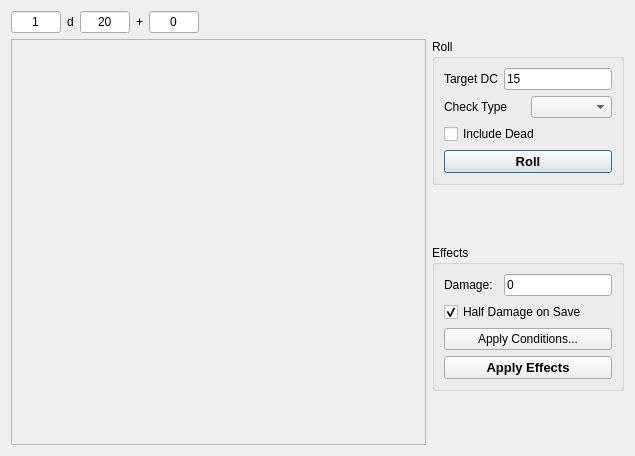
Above: DMHelper/src/dicerolldialogcombatants.ui from MMetze/DMHelper before the change. Below: the same form after it.
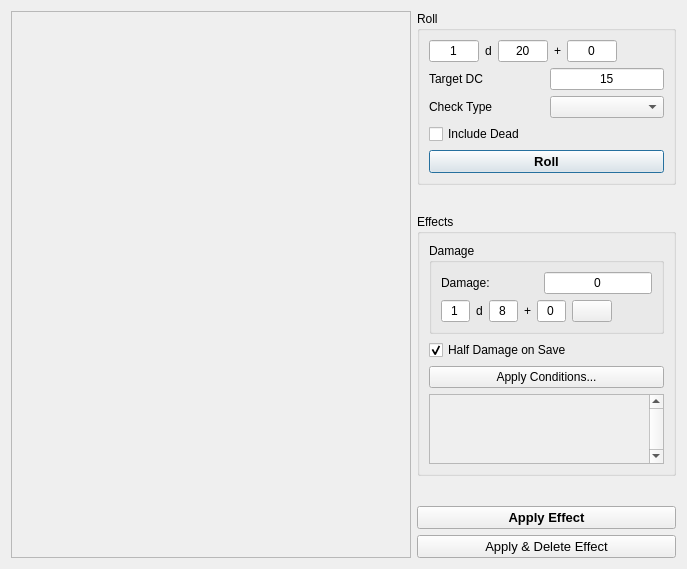
That is the form after the change. Icons and pictures are not drawn.

Commit message: Upgraded apply effect dialog and made spell conditions propagate

Patch:
```diff
--- a/DMHelper/src/dicerolldialogcombatants.ui
+++ b/DMHelper/src/dicerolldialogcombatants.ui
@@ -6,8 +6,8 @@
    <rect>
     <x>0</x>
     <y>0</y>
-    <width>635</width>
-    <height>456</height>
+    <width>687</width>
+    <height>569</height>
    </rect>
   </property>
   <property name="windowTitle">
@@ -16,118 +16,7 @@
   <property name="styleSheet">
    <string notr="true">background-image: url(:/img/data/parchment.jpg);</string>
   </property>
-  <layout class="QVBoxLayout" name="verticalLayout_4">
-   <item>
-    <layout class="QHBoxLayout" name="horizontalLayout">
-     <item>
-      <widget class="QLineEdit" name="editDiceCount">
-       <property name="sizePolicy">
-        <sizepolicy hsizetype="Preferred" vsizetype="Fixed">
-         <horstretch>0</horstretch>
-         <verstretch>0</verstretch>
-        </sizepolicy>
-       </property>
-       <property name="maximumSize">
-        <size>
-         <width>50</width>
-         <height>16777215</height>
-        </size>
-       </property>
-       <property name="toolTip">
-        <string>The number of dice to roll</string>
-       </property>
-       <property name="text">
-        <string>1</string>
-       </property>
-       <property name="alignment">
-        <set>Qt::AlignCenter</set>
-       </property>
-      </widget>
-     </item>
-     <item>
-      <widget class="QLabel" name="label_3">
-       <property name="text">
-        <string>d</string>
-       </property>
-      </widget>
-     </item>
-     <item>
-      <widget class="QLineEdit" name="editDiceType">
-       <property name="sizePolicy">
-        <sizepolicy hsizetype="Preferred" vsizetype="Fixed">
-         <horstretch>0</horstretch>
-         <verstretch>0</verstretch>
-        </sizepolicy>
-       </property>
-       <property name="maximumSize">
-        <size>
-         <width>50</width>
-         <height>16777215</height>
-        </size>
-       </property>
-       <property name="toolTip">
-        <string>The type of dice to roll</string>
-       </property>
-       <property name="text">
-        <string>20</string>
-       </property>
-       <property name="alignment">
-        <set>Qt::AlignCenter</set>
-       </property>
-      </widget>
-     </item>
-     <item>
-      <widget class="QLabel" name="label_2">
-       <property name="text">
-        <string>+</string>
-       </property>
-      </widget>
-     </item>
-     <item>
-      <widget class="QLineEdit" name="editBonus">
-       <property name="sizePolicy">
-        <sizepolicy hsizetype="Preferred" vsizetype="Fixed">
-         <horstretch>0</horstretch>
-         <verstretch>0</verstretch>
-        </sizepolicy>
-       </property>
-       <property name="maximumSize">
-        <size>
-         <width>50</width>
-         <height>16777215</height>
-        </size>
-       </property>
-       <property name="toolTip">
-        <string>The modifier for the roll</string>
-       </property>
-       <property name="text">
-        <string>0</string>
-       </property>
-       <property name="alignment">
-        <set>Qt::AlignCenter</set>
-       </property>
-      </widget>
-     </item>
-     <item>
-      <spacer name="horizontalSpacer">
-       <property name="orientation">
-        <enum>Qt::Horizontal</enum>
-       </property>
-       <property name="sizeType">
-        <enum>QSizePolicy::MinimumExpanding</enum>
-       </property>
-       <property name="sizeHint" stdset="0">
-        <size>
-         <width>40</width>
-         <height>20</height>
-        </size>
-       </property>
-      </spacer>
-     </item>
-    </layout>
-   </item>
-   <item>
-    <layout class="QHBoxLayout" name="horizontalLayout_5">
+  <layout class="QHBoxLayout" name="horizontalLayout_7">
      <item>
       <widget class="QScrollArea" name="scrollArea">
        <property name="minimumSize">
@@ -144,8 +33,8 @@
          <rect>
           <x>0</x>
           <y>0</y>
-          <width>432</width>
-          <height>404</height>
+        <width>398</width>
+        <height>549</height>
          </rect>
         </property>
        </widget>
@@ -159,6 +48,115 @@
           <string>Roll</string>
          </property>
          <layout class="QVBoxLayout" name="verticalLayout_2">
+        <item>
+         <layout class="QHBoxLayout" name="horizontalLayout">
+          <item>
+           <widget class="QLineEdit" name="edtDiceCount">
+            <property name="sizePolicy">
+             <sizepolicy hsizetype="Preferred" vsizetype="Fixed">
+              <horstretch>0</horstretch>
+              <verstretch>0</verstretch>
+             </sizepolicy>
+            </property>
+            <property name="maximumSize">
+             <size>
+              <width>50</width>
+              <height>16777215</height>
+             </size>
+            </property>
+            <property name="toolTip">
+             <string>The number of dice to roll</string>
+            </property>
+            <property name="text">
+             <string>1</string>
+            </property>
+            <property name="alignment">
+             <set>Qt::AlignCenter</set>
+            </property>
+           </widget>
+          </item>
+          <item>
+           <widget class="QLabel" name="label_3">
+            <property name="text">
+             <string>d</string>
+            </property>
+           </widget>
+          </item>
+          <item>
+           <widget class="QLineEdit" name="edtDiceType">
+            <property name="sizePolicy">
+             <sizepolicy hsizetype="Preferred" vsizetype="Fixed">
+              <horstretch>0</horstretch>
+              <verstretch>0</verstretch>
+             </sizepolicy>
+            </property>
+            <property name="maximumSize">
+             <size>
+              <width>50</width>
+              <height>16777215</height>
+             </size>
+            </property>
+            <property name="toolTip">
+             <string>The type of dice to roll</string>
+            </property>
+            <property name="text">
+             <string>20</string>
+            </property>
+            <property name="alignment">
+             <set>Qt::AlignCenter</set>
+            </property>
+           </widget>
+          </item>
+          <item>
+           <widget class="QLabel" name="label_2">
+            <property name="text">
+             <string>+</string>
+            </property>
+           </widget>
+          </item>
+          <item>
+           <widget class="QLineEdit" name="edtBonus">
+            <property name="sizePolicy">
+             <sizepolicy hsizetype="Preferred" vsizetype="Fixed">
+              <horstretch>0</horstretch>
+              <verstretch>0</verstretch>
+             </sizepolicy>
+            </property>
+            <property name="maximumSize">
+             <size>
+              <width>50</width>
+              <height>16777215</height>
+             </size>
+            </property>
+            <property name="toolTip">
+             <string>The modifier for the roll</string>
+            </property>
+            <property name="text">
+             <string>0</string>
+            </property>
+            <property name="alignment">
+             <set>Qt::AlignCenter</set>
+            </property>
+           </widget>
+          </item>
+          <item>
+           <spacer name="horizontalSpacer">
+            <property name="orientation">
+             <enum>Qt::Horizontal</enum>
+            </property>
+            <property name="sizeType">
+             <enum>QSizePolicy::MinimumExpanding</enum>
+            </property>
+            <property name="sizeHint" stdset="0">
+             <size>
+              <width>40</width>
+              <height>20</height>
+             </size>
+            </property>
+           </spacer>
+          </item>
+         </layout>
+        </item>
           <item>
            <layout class="QHBoxLayout" name="horizontalLayout_3">
             <item>
@@ -182,6 +180,9 @@
               <property name="text">
                <string>15</string>
               </property>
+            <property name="alignment">
+             <set>Qt::AlignCenter</set>
+            </property>
              </widget>
             </item>
            </layout>
@@ -219,7 +220,6 @@
             <property name="font">
              <font>
               <pointsize>10</pointsize>
-              <weight>75</weight>
               <bold>true</bold>
              </font>
             </property>
@@ -257,6 +257,12 @@
          </property>
          <layout class="QVBoxLayout" name="verticalLayout">
           <item>
+         <widget class="QGroupBox" name="groupBox_3">
+          <property name="title">
+           <string>Damage</string>
+          </property>
+          <layout class="QVBoxLayout" name="verticalLayout_4">
+           <item>
            <layout class="QHBoxLayout" name="horizontalLayout_2">
             <item>
              <widget class="QLabel" name="label_5">
@@ -279,9 +285,135 @@
               <property name="text">
                <string>0</string>
               </property>
+               <property name="alignment">
+                <set>Qt::AlignCenter</set>
+               </property>
              </widget>
             </item>
            </layout>
+           </item>
+           <item>
+            <layout class="QHBoxLayout" name="horizontalLayout_6">
+             <item>
+              <widget class="QLineEdit" name="edtDamageDiceCount">
+               <property name="sizePolicy">
+                <sizepolicy hsizetype="Preferred" vsizetype="Fixed">
+                 <horstretch>0</horstretch>
+                 <verstretch>0</verstretch>
+                </sizepolicy>
+               </property>
+               <property name="maximumSize">
+                <size>
+                 <width>50</width>
+                 <height>16777215</height>
+                </size>
+               </property>
+               <property name="toolTip">
+                <string>The number of dice to roll</string>
+               </property>
+               <property name="text">
+                <string>1</string>
+               </property>
+               <property name="alignment">
+                <set>Qt::AlignCenter</set>
+               </property>
+              </widget>
+             </item>
+             <item>
+              <widget class="QLabel" name="label_8">
+               <property name="text">
+                <string>d</string>
+               </property>
+              </widget>
+             </item>
+             <item>
+              <widget class="QLineEdit" name="edtDamageDiceType">
+               <property name="sizePolicy">
+                <sizepolicy hsizetype="Preferred" vsizetype="Fixed">
+                 <horstretch>0</horstretch>
+                 <verstretch>0</verstretch>
+                </sizepolicy>
+               </property>
+               <property name="maximumSize">
+                <size>
+                 <width>50</width>
+                 <height>16777215</height>
+                </size>
+               </property>
+               <property name="toolTip">
+                <string>The type of dice to roll</string>
+               </property>
+               <property name="text">
+                <string>8</string>
+               </property>
+               <property name="alignment">
+                <set>Qt::AlignCenter</set>
+               </property>
+              </widget>
+             </item>
+             <item>
+              <widget class="QLabel" name="label_9">
+               <property name="text">
+                <string>+</string>
+               </property>
+              </widget>
+             </item>
+             <item>
+              <widget class="QLineEdit" name="edtDamageBonus">
+               <property name="sizePolicy">
+                <sizepolicy hsizetype="Preferred" vsizetype="Fixed">
+                 <horstretch>0</horstretch>
+                 <verstretch>0</verstretch>
+                </sizepolicy>
+               </property>
+               <property name="maximumSize">
+                <size>
+                 <width>50</width>
+                 <height>16777215</height>
+                </size>
+               </property>
+               <property name="toolTip">
+                <string>The modifier for the roll</string>
+               </property>
+               <property name="text">
+                <string>0</string>
+               </property>
+               <property name="alignment">
+                <set>Qt::AlignCenter</set>
+               </property>
+              </widget>
+             </item>
+             <item>
+              <widget class="QPushButton" name="btnRollDamage">
+               <property name="text">
+                <string/>
+               </property>
+               <property name="icon">
+                <iconset resource="resources.qrc">
+                 <normaloff>:/img/data/icon_dice.png</normaloff>:/img/data/icon_dice.png</iconset>
+               </property>
+              </widget>
+             </item>
+             <item>
+              <spacer name="horizontalSpacer_3">
+               <property name="orientation">
+                <enum>Qt::Horizontal</enum>
+               </property>
+               <property name="sizeType">
+                <enum>QSizePolicy::MinimumExpanding</enum>
+               </property>
+               <property name="sizeHint" stdset="0">
+                <size>
+                 <width>40</width>
+                 <height>20</height>
+                </size>
+               </property>
+              </spacer>
+             </item>
+            </layout>
+           </item>
+          </layout>
+         </widget>
           </item>
           <item>
            <widget class="QCheckBox" name="chkHalfDamage">
@@ -307,20 +439,38 @@
            </widget>
           </item>
           <item>
-           <widget class="QPushButton" name="btnDamage">
-            <property name="font">
-             <font>
-              <pointsize>10</pointsize>
-              <weight>75</weight>
-              <bold>true</bold>
-             </font>
-            </property>
-            <property name="toolTip">
-             <string>Apply the damage to those combatants who failed their saving throw or ability check</string>
-            </property>
-            <property name="text">
-             <string>Apply Effects</string>
-            </property>
+         <widget class="QScrollArea" name="conditionScrollArea">
+          <property name="sizePolicy">
+           <sizepolicy hsizetype="Preferred" vsizetype="Preferred">
+            <horstretch>0</horstretch>
+            <verstretch>0</verstretch>
+           </sizepolicy>
+          </property>
+          <property name="minimumSize">
+           <size>
+            <width>136</width>
+            <height>70</height>
+           </size>
+          </property>
+          <property name="verticalScrollBarPolicy">
+           <enum>Qt::ScrollBarAlwaysOn</enum>
+          </property>
+          <property name="horizontalScrollBarPolicy">
+           <enum>Qt::ScrollBarAlwaysOff</enum>
+          </property>
+          <property name="widgetResizable">
+           <bool>true</bool>
+          </property>
+          <widget class="QWidget" name="conditionScrollAreaWidgetContents">
+           <property name="geometry">
+            <rect>
+             <x>0</x>
+             <y>0</y>
+             <width>221</width>
+             <height>68</height>
+            </rect>
+           </property>
+          </widget>
            </widget>
           </item>
          </layout>
@@ -339,8 +489,41 @@
          </property>
         </spacer>
        </item>
-      </layout>
+     <item>
+      <widget class="QPushButton" name="btnApplyEffect">
+       <property name="font">
+        <font>
+         <pointsize>10</pointsize>
+         <bold>true</bold>
+        </font>
+       </property>
+       <property name="toolTip">
+        <string>Apply the damage to those combatants who failed their saving throw or ability check</string>
+       </property>
+       <property name="text">
+        <string>Apply Effect</string>
+       </property>
+      </widget>
      </item>
+     <item>
+      <widget class="QPushButton" name="btnApplyEffectandDelete">
+       <property name="font">
+        <font>
+         <pointsize>10</pointsize>
+         <bold>false</bold>
+        </font>
+       </property>
+       <property name="toolTip">
+        <string>Apply the damage to those combatants who failed their saving throw or ability check</string>
+       </property>
+       <property name="text">
+        <string>Apply &amp;&amp; Delete Effect</string>
+       </property>
+       <property name="autoDefault">
+        <bool>false</bool>
+       </property>
+      </widget>
+     </item>
     </layout>
    </item>
   </layout>
```
Left out of the diff: 4 changed lines with no effect on the pictures. Lines whose indentation alone changed are shown as unchanged. The commit also changes 10 other files.
